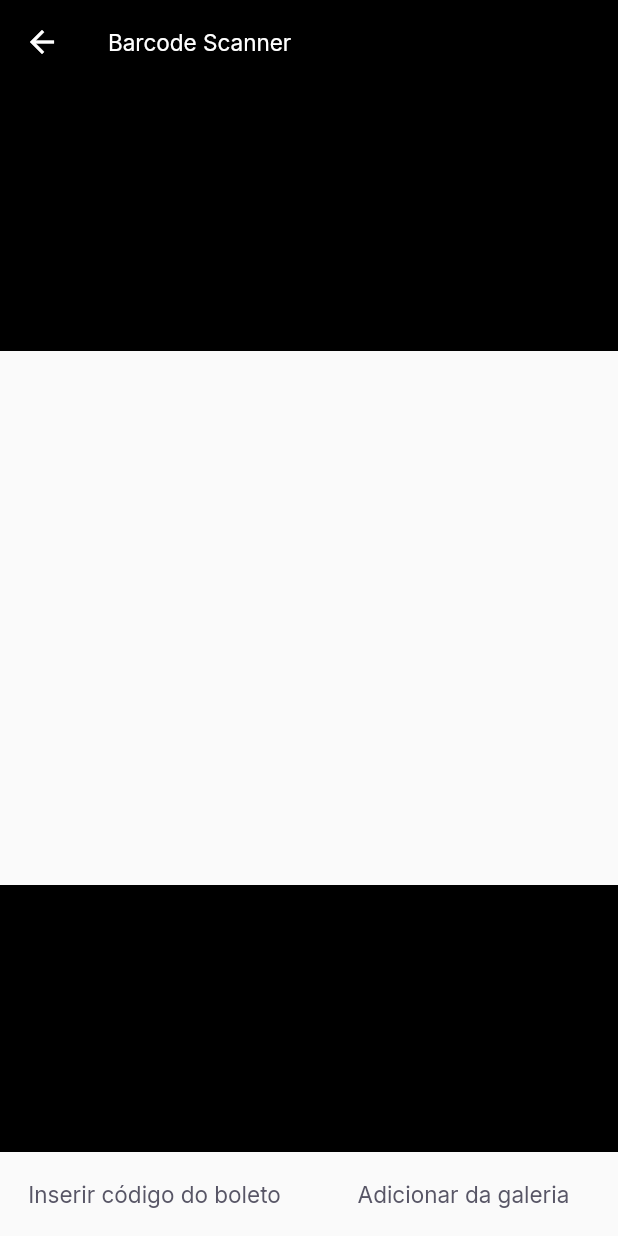
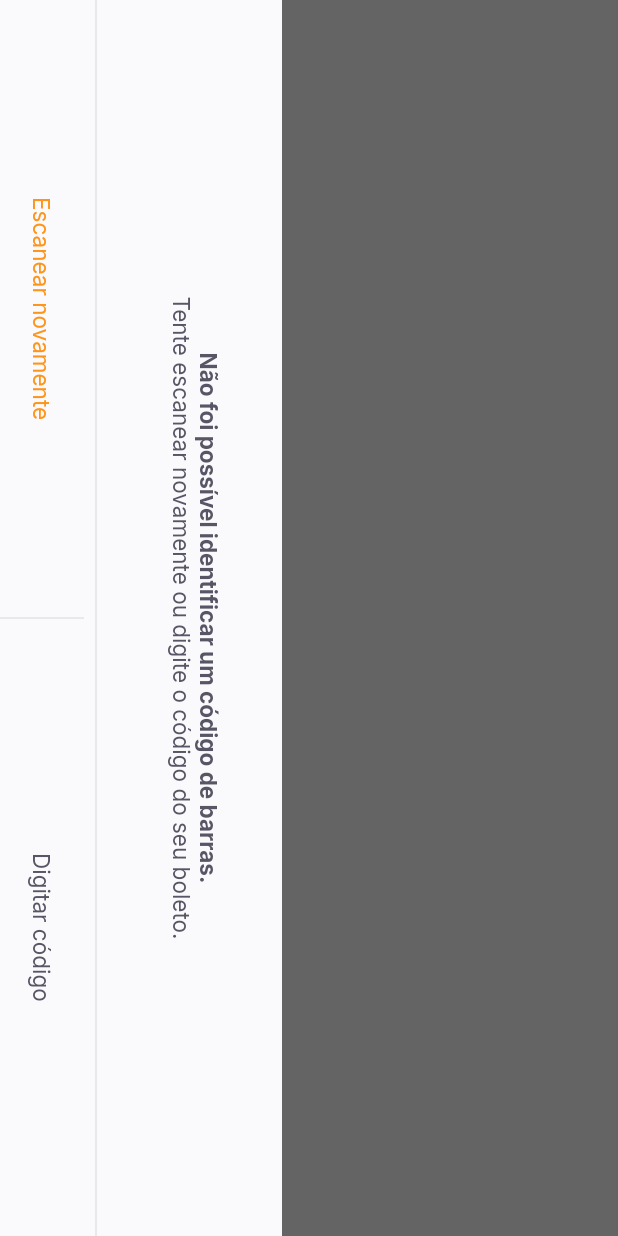
Before and after one commit to AndreyBernardoni/ConnectPay, a Flutter app: the BarcodeScannerPage screen opened by its route, on a phone screen of 412 x 824 dp. Run offline on Flutter 3.47's test engine with Material 2 defaults, Android fonts, the phone set to English and light mode, and no system bars; our stand-ins replace firebase_core, google_fonts, google_sign_in, shared_preferences; accounts and stored records are empty.

Commit message:
Implementado BarCodeScreen e Divider

```diff
--- a/lib/modules/barcode_scanner/barcode_scanner_page.dart
+++ b/lib/modules/barcode_scanner/barcode_scanner_page.dart
@@ -1,7 +1,11 @@
+// ignore_for_file: prefer_const_constructors
+
 import 'package:bill_controll/shared/themes/app_colors.dart';
 import 'package:bill_controll/shared/themes/app_text_style.dart';
-import 'package:bill_controll/shared/widgets/label_button/label_button.dart';
+import 'package:bill_controll/shared/widgets/set_label_buttons/set_label_buttons.dart';
 import 'package:flutter/material.dart';
+
+import '../../shared/widgets/botton_sheet/botton_sheet_widget.dart';
 
 class BarcodeScannerPage extends StatefulWidget {
   const BarcodeScannerPage({Key? key}) : super(key: key);
@@ -13,47 +17,55 @@ class BarcodeScannerPage extends StatefulWidget {
 class _BarcodeScannerPageState extends State<BarcodeScannerPage> {
   @override
   Widget build(BuildContext context) {
-    return Scaffold(
-      appBar: AppBar(
-        title: Text(
-          'Barcode Scanner',
-          style: TextStyles.buttonBackground,
-        ),
-        backgroundColor: Colors.black,
-        leading: BackButton(
-          color: AppColors.background,
-        ),
-      ),
-      body: Column(
-        children: [
-          Expanded(
-            child: Container(color: Colors.black),
-          ),
-          Expanded(
-            flex: 2,
-            child: Container(color: Colors.transparent),
-          ),
-          Expanded(
-            child: Container(color: Colors.black),
-          ),
-        ],
-      ),
-      bottomNavigationBar: Row(
-        children: [
-          Expanded(
-            child: LabelButton(
-              label: 'Inserir código do boleto',
-              onPressed: () {},
-            ),
-          ),
-          Expanded(
-            child: LabelButton(
-              label: 'Adicionar da galeria',
-              onPressed: () {},
-            ),
-          ),
-        ],
-      ),
+    return BottomSheetWidget(
+      tittle: "Não foi possível identificar um código de barras.",
+      subtitle: "Tente escanear novamente ou digite o código do seu boleto.",
+      primaryLabel: "Escanear novamente",
+      primaryOnPressed: () {},
+      secondaryLabel: "Digitar código",
+      secondaryOnPressed: () {},
     );
+    // return SafeArea(
+    //   top: true,
+    //   bottom: true,
+    //   right: true,
+    //   left: true,
+    //   child: RotatedBox(
+    //     quarterTurns: 1,
+    //     child: Scaffold(
+    //       appBar: AppBar(
+    //         centerTitle: true,
+    //         title: Text(
+    //           'Barcode Scanner',
+    //           style: TextStyles.buttonBackground,
+    //         ),
+    //         backgroundColor: Colors.black,
+    //         leading: BackButton(
+    //           color: AppColors.background,
+    //         ),
+    //       ),
+    //       body: Column(
+    //         children: [
+    //           Expanded(
+    //             child: Container(color: Colors.black.withOpacity(0.8)),
+    //           ),
+    //           Expanded(
+    //             flex: 2,
+    //             child: Container(color: Colors.transparent),
+    //           ),
+    //           Expanded(
+    //             child: Container(color: Colors.black.withOpacity(0.8)),
+    //           ),
+    //         ],
+    //       ),
+    //       bottomNavigationBar: SetLabelButtons(
+    //         primaryLabel: "Inserir código do boleto",
+    //         primaryOnPressed: () {},
+    //         secondaryLabel: "Adicionar da galeria",
+    //         secondaryOnPressed: () {},
+    //       ),
+    //     ),
+    //   ),
+    // );
   }
 }
--- /dev/null
+++ b/lib/shared/widgets/botton_sheet/botton_sheet_widget.dart
@@ -0,0 +1,77 @@
+import 'package:bill_controll/shared/themes/app_colors.dart';
+import 'package:bill_controll/shared/themes/app_text_style.dart';
+import 'package:bill_controll/shared/widgets/set_label_buttons/set_label_buttons.dart';
+import 'package:flutter/material.dart';
+
+class BottomSheetWidget extends StatelessWidget {
+  final String primaryLabel;
+  final VoidCallback primaryOnPressed;
+  final String secondaryLabel;
+  final VoidCallback secondaryOnPressed;
+  final String tittle;
+  final String subtitle;
+
+  const BottomSheetWidget(
+      {Key? key,
+      required this.primaryLabel,
+      required this.primaryOnPressed,
+      required this.secondaryLabel,
+      required this.secondaryOnPressed,
+      required this.tittle,
+      required this.subtitle})
+      : super(key: key);
+
+  @override
+  Widget build(BuildContext context) {
+    return SafeArea(
+      child: RotatedBox(
+        quarterTurns: 1,
+        child: Material(
+          child: Container(
+            color: AppColors.shape,
+            child: Column(
+              children: [
+                Expanded(
+                  child: Container(
+                    color: Colors.black.withOpacity(0.6),
+                  ),
+                ),
+                Column(
+                  children: [
+                    Padding(
+                      padding: const EdgeInsets.all(40),
+                      child: Text.rich(
+                        TextSpan(
+                          text: tittle,
+                          style: TextStyles.buttonBoldHeading,
+                          children: [
+                            TextSpan(
+                              text: "\n$subtitle",
+                              style: TextStyles.buttonHeading,
+                            ),
+                          ],
+                        ),
+                        textAlign: TextAlign.center,
+                      ),
+                    ),
+                    Divider(
+                      thickness: 1,
+                      color: AppColors.stroke,
+                    ),
+                    SetLabelButtons(
+                      primaryLabel: primaryLabel,
+                      primaryOnPressed: primaryOnPressed,
+                      secondaryLabel: secondaryLabel,
+                      secondaryOnPressed: secondaryOnPressed,
+                      enablePrimaryColor: true,
+                    ),
+                  ],
+                ),
+              ],
+            ),
+          ),
+        ),
+      ),
+    );
+  }
+}
--- a/lib/shared/widgets/label_button/label_button.dart
+++ b/lib/shared/widgets/label_button/label_button.dart
@@ -4,7 +4,8 @@ import 'package:flutter/material.dart';
 class LabelButton extends StatelessWidget {
   final String label;
   final VoidCallback? onPressed;
-  const LabelButton({Key? key, required this.label, this.onPressed})
+  final TextStyle? style;
+  const LabelButton({Key? key, required this.label, this.onPressed, this.style})
       : super(key: key);
 
   @override
@@ -15,7 +16,7 @@ class LabelButton extends StatelessWidget {
         onPressed: onPressed,
         child: Text(
           label,
-          style: TextStyles.buttonHeading,
+          style: style ?? TextStyles.buttonHeading,
         ),
       ),
     );
--- /dev/null
+++ b/lib/shared/widgets/set_label_buttons/set_label_buttons.dart
@@ -0,0 +1,46 @@
+import 'package:bill_controll/shared/themes/app_text_style.dart';
+import 'package:bill_controll/shared/widgets/vertical_divider/vertical_divider_widget.dart';
+import 'package:flutter/material.dart';
+
+import '../label_button/label_button.dart';
+
+class SetLabelButtons extends StatelessWidget {
+  final String primaryLabel;
+  final VoidCallback primaryOnPressed;
+  final String secondaryLabel;
+  final VoidCallback secondaryOnPressed;
+  final bool enablePrimaryColor;
+  const SetLabelButtons(
+      {Key? key,
+      required this.primaryLabel,
+      required this.primaryOnPressed,
+      required this.secondaryLabel,
+      required this.secondaryOnPressed,
+      this.enablePrimaryColor = false})
+      : super(key: key);
+
+  @override
+  Widget build(BuildContext context) {
+    return SizedBox(
+      height: 56,
+      child: Row(
+        children: [
+          Expanded(
+            child: LabelButton(
+              label: primaryLabel,
+              onPressed: primaryOnPressed,
+              style: enablePrimaryColor ? TextStyles.buttonPrimary : null,
+            ),
+          ),
+          VerticalDividerWidget(),
+          Expanded(
+            child: LabelButton(
+              label: secondaryLabel,
+              onPressed: secondaryOnPressed,
+            ),
+          ),
+        ],
+      ),
+    );
+  }
+}
--- /dev/null
+++ b/lib/shared/widgets/vertical_divider/vertical_divider_widget.dart
@@ -0,0 +1,15 @@
+import 'package:bill_controll/shared/themes/app_colors.dart';
+import 'package:flutter/material.dart';
+
+class VerticalDividerWidget extends StatelessWidget {
+  const VerticalDividerWidget({Key? key}) : super(key: key);
+
+  @override
+  Widget build(BuildContext context) {
+    return Container(
+      width: 1,
+      height: double.maxFinite,
+      color: AppColors.stroke,
+    );
+  }
+}
```
